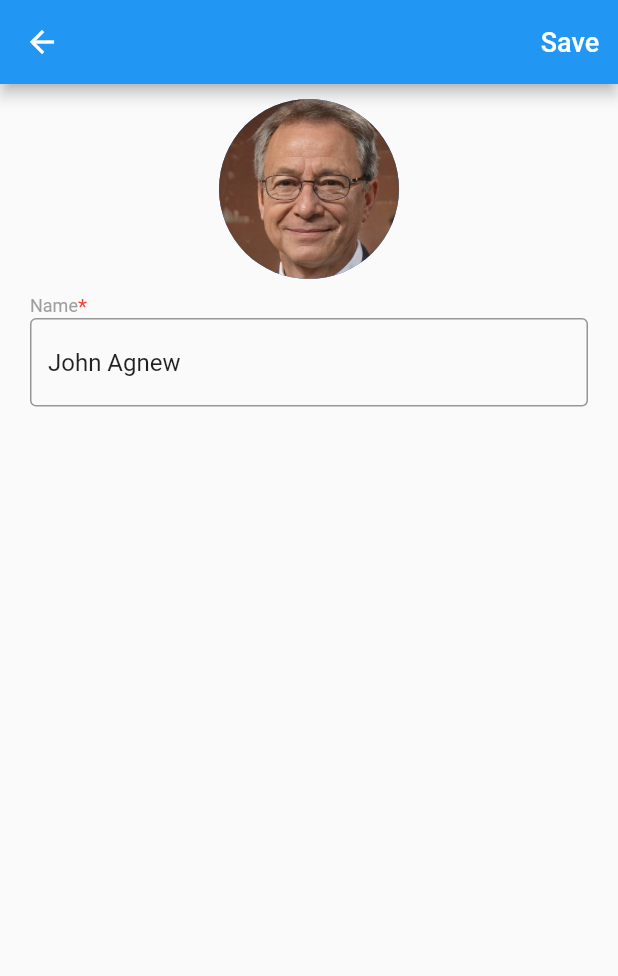
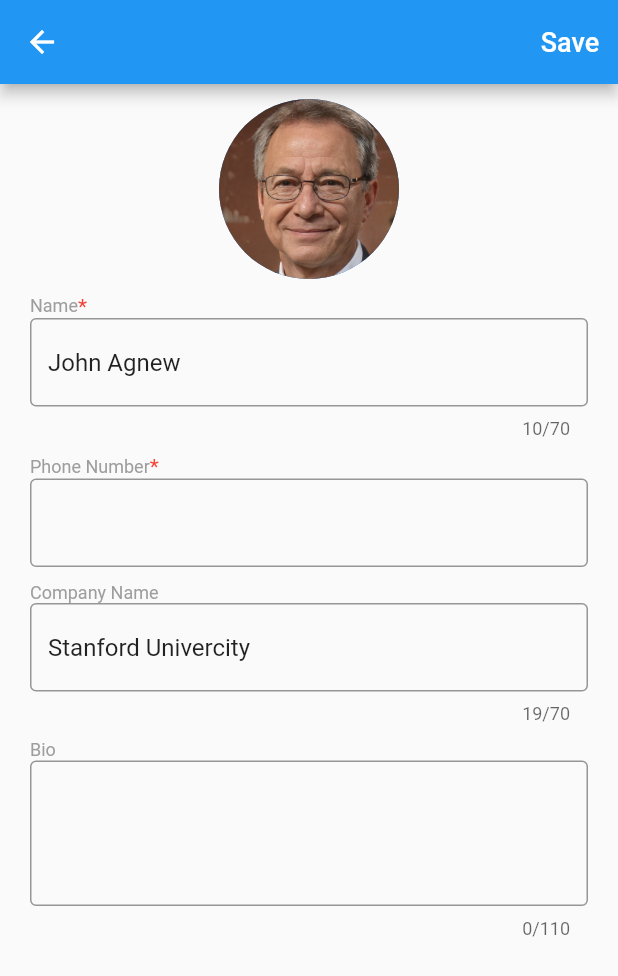
Before and after one commit to AndreyMokryj/radency-task3, a Flutter app: the screen it shows after launch, after a tap on "JA", on a phone screen of 412 x 824 dp. Shown: the top 976 px of the screen. Run offline on Flutter 3.47's test engine with Material 2 defaults, Android fonts, the phone set to English and light mode, and no system bars.

```diff
--- a/lib/edit_contact.dart
+++ b/lib/edit_contact.dart
@@ -62,6 +62,7 @@ class _EditContactPageState extends State<EditContactPage> {
             Form(
               key: _formKey,
               child: Column(
+                crossAxisAlignment: CrossAxisAlignment.stretch,
                 children: [
                   Container(
                     child: Row(
@@ -81,9 +82,67 @@ class _EditContactPageState extends State<EditContactPage> {
                   ),
                   TextFormField(
                     initialValue: contact.name,
+                    maxLength: 70,
                     decoration: AppDecoration(),
                     onSaved: (val) => contact.name = val,
                   ),
+                  SizedBox(
+                    height: 10,
+                  ),
+                  Container(
+                    child: Row(
+                      children: [
+                        Text(
+                          "Phone Number",
+                          style: companyStyle,
+                        ),
+                        Text(
+                          "*",
+                          style: TextStyle(
+                            color: Colors.red,
+                          ),
+                        ),
+                      ],
+                    ),
+                  ),
+                  TextFormField(
+                    initialValue: contact.phone,
+                    decoration: AppDecoration(),
+                    onSaved: (val) => contact.phone = val,
+                    validator: (val) => (val.length == 13 && val.startsWith("+380")) || (val ?? "").length == 0 ? null : "Invalid phone number",
+                  ),
+                  SizedBox(
+                    height: 10,
+                  ),
+                  Text(
+                    "Company Name",
+                    style: companyStyle,
+                  ),
+                  TextFormField(
+                    initialValue: contact.company,
+                    decoration: AppDecoration(),
+                    onSaved: (val) => contact.company = val,
+                    maxLength: 70,
+                  ),
+                  SizedBox(
+                    height: 10,
+                  ),
+                  Text(
+                    "Bio",
+                    style: companyStyle,
+                  ),
+                  TextFormField(
+                    minLines: 3,
+                    maxLines: 3,
+                    initialValue: contact.bio,
+                    decoration: AppDecoration(),
+                    onSaved: (val) => contact.bio = val,
+                    maxLength: 110,
+                  ),
+                  SizedBox(
+                    height: 10,
+                  ),
+                  SafeArea(child: Container())
                 ],
               ),
             ),
--- a/lib/model/contact.dart
+++ b/lib/model/contact.dart
@@ -7,8 +7,9 @@ class Contact {
   String image;
   bool favourite;
   String bio;
+  String phone;
 
-  Contact({this.name, this.company, this.image, this.favourite = false, this.bio});
+  Contact({this.name, this.company, this.image, this.favourite = false, this.bio, this.phone});
 
   String getLastName(){
     String name1 = name.trim();
@@ -30,6 +31,7 @@ class Contact {
     name = another.name;
     company = another.company;
     bio = another.bio;
+    phone = another.phone;
 
     // Currently not used
     favourite = another.favourite;
```
